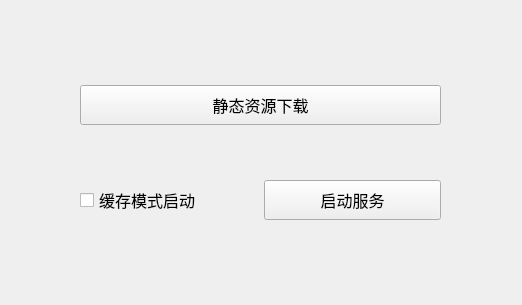
The window that qt_ui/mian_window.ui (ShenWei-HopeNoBug/mock-api-server) describes before a commit, drawn with Qt 5.
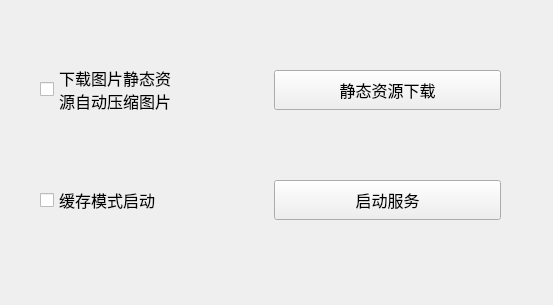
The same window after the commit.

Commit message: GUI 增加静态资源压缩按钮

```diff
--- a/qt_ui/mian_window.ui
+++ b/qt_ui/mian_window.ui
@@ -6,7 +6,7 @@
    <rect>
     <x>0</x>
     <y>0</y>
-    <width>522</width>
+    <width>553</width>
     <height>305</height>
    </rect>
   </property>
@@ -16,9 +16,9 @@
   <widget class="QWidget" name="horizontalLayoutWidget">
    <property name="geometry">
     <rect>
-     <x>80</x>
+     <x>40</x>
      <y>170</y>
-     <width>361</width>
+     <width>461</width>
      <height>61</height>
     </rect>
    </property>
@@ -79,13 +79,35 @@
   <widget class="QWidget" name="verticalLayoutWidget">
    <property name="geometry">
     <rect>
-     <x>80</x>
-     <y>80</y>
-     <width>361</width>
-     <height>51</height>
+     <x>40</x>
+     <y>50</y>
+     <width>461</width>
+     <height>80</height>
     </rect>
    </property>
-   <layout class="QVBoxLayout" name="verticalLayout">
+   <layout class="QHBoxLayout" name="horizontalLayout_2">
+    <item>
+     <widget class="QCheckBox" name="compressCheckBox">
+      <property name="minimumSize">
+       <size>
+        <width>0</width>
+        <height>40</height>
+       </size>
+      </property>
+      <property name="font">
+       <font>
+        <pointsize>12</pointsize>
+       </font>
+      </property>
+      <property name="cursor">
+       <cursorShape>PointingHandCursor</cursorShape>
+      </property>
+      <property name="text">
+       <string>下载图片静态资
+源自动压缩图片</string>
+      </property>
+     </widget>
+    </item>
     <item>
      <widget class="QPushButton" name="staticDownloadButton">
       <property name="minimumSize">
```
Left out of the diff: 2 changed lines with no effect on the pictures. The commit also changes 3 other files.
